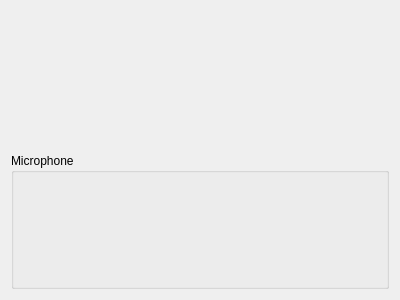
This is simon/src/welcomepage.ui in KDE/simon as Qt 5 draws it before an edit. The edited form follows.
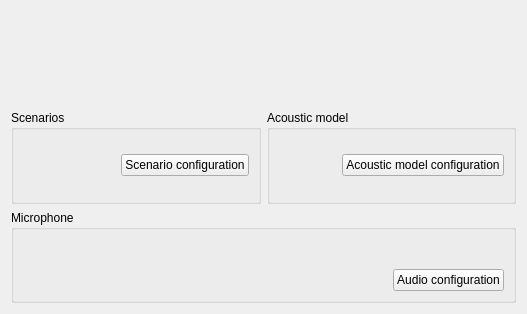
This is the edited form. Custom widgets are drawn as their Qt base class.

Commit message: Initial layout, some cleanup in the volume display

Diff of the .ui file:
```diff
--- a/simon/src/welcomepage.ui
+++ b/simon/src/welcomepage.ui
@@ -6,29 +6,126 @@
    <rect>
     <x>0</x>
     <y>0</y>
-    <width>400</width>
-    <height>300</height>
+    <width>527</width>
+    <height>314</height>
    </rect>
   </property>
   <property name="windowTitle">
    <string/>
   </property>
-  <layout class="QVBoxLayout" name="verticalLayout">
-   <item>
+  <layout class="QGridLayout" name="gridLayout">
+   <item row="3" column="0" colspan="2">
+    <widget class="QGroupBox" name="gbMicrophone">
+     <property name="title">
+      <string>Microphone</string>
+     </property>
+     <layout class="QVBoxLayout" name="verticalLayout">
+      <item>
+       <widget class="VolumeWidget" name="wgVolumeWidget" native="true"/>
+      </item>
+      <item>
+       <layout class="QHBoxLayout" name="horizontalLayout">
+        <item>
+         <spacer name="horizontalSpacer">
+          <property name="orientation">
+           <enum>Qt::Horizontal</enum>
+          </property>
+          <property name="sizeHint" stdset="0">
+           <size>
+            <width>40</width>
+            <height>20</height>
+           </size>
+          </property>
+         </spacer>
+        </item>
+        <item>
+         <widget class="KPushButton" name="pbAudioConfiguration">
+          <property name="text">
+           <string>Audio configuration</string>
+          </property>
+         </widget>
+        </item>
+       </layout>
+      </item>
+     </layout>
+    </widget>
+   </item>
+   <item row="0" column="0" colspan="2">
     <widget class="QLabel" name="lbWelcome">
+     <property name="font">
+      <font>
+       <pointsize>14</pointsize>
+       <weight>75</weight>
+       <bold>true</bold>
+      </font>
+     </property>
      <property name="text">
       <string/>
      </property>
     </widget>
    </item>
-   <item>
-    <widget class="QGroupBox" name="gbMicrophone">
+   <item row="1" column="0">
+    <widget class="QGroupBox" name="groupBox">
      <property name="title">
-      <string>Microphone</string>
+      <string>Scenarios</string>
      </property>
      <layout class="QVBoxLayout" name="verticalLayout_2">
       <item>
-       <widget class="VolumeWidget" name="wgVolumeWidget" native="true"/>
+       <layout class="QHBoxLayout" name="horizontalLayout_2">
+        <item>
+         <spacer name="horizontalSpacer_2">
+          <property name="orientation">
+           <enum>Qt::Horizontal</enum>
+          </property>
+          <property name="sizeHint" stdset="0">
+           <size>
+            <width>40</width>
+            <height>20</height>
+           </size>
+          </property>
+         </spacer>
+        </item>
+        <item>
+         <widget class="KPushButton" name="pbScenarioConfiguration">
+          <property name="text">
+           <string>Scenario configuration</string>
+          </property>
+         </widget>
+        </item>
+       </layout>
+      </item>
+     </layout>
+    </widget>
+   </item>
+   <item row="1" column="1">
+    <widget class="QGroupBox" name="groupBox_2">
+     <property name="title">
+      <string>Acoustic model</string>
+     </property>
+     <layout class="QVBoxLayout" name="verticalLayout_3">
+      <item>
+       <layout class="QHBoxLayout" name="horizontalLayout_3">
+        <item>
+         <spacer name="horizontalSpacer_3">
+          <property name="orientation">
+           <enum>Qt::Horizontal</enum>
+          </property>
+          <property name="sizeHint" stdset="0">
+           <size>
+            <width>40</width>
+            <height>20</height>
+           </size>
+          </property>
+         </spacer>
+        </item>
+        <item>
+         <widget class="KPushButton" name="pbAcousticConfiguration">
+          <property name="text">
+           <string>Acoustic model configuration</string>
+          </property>
+         </widget>
+        </item>
+       </layout>
       </item>
      </layout>
     </widget>
@@ -36,6 +133,11 @@
   </layout>
  </widget>
  <customwidgets>
+  <customwidget>
+   <class>KPushButton</class>
+   <extends>QPushButton</extends>
+   <header>kpushbutton.h</header>
+  </customwidget>
   <customwidget>
    <class>VolumeWidget</class>
    <extends>QWidget</extends>
```
The commit also changes 2 other files.
